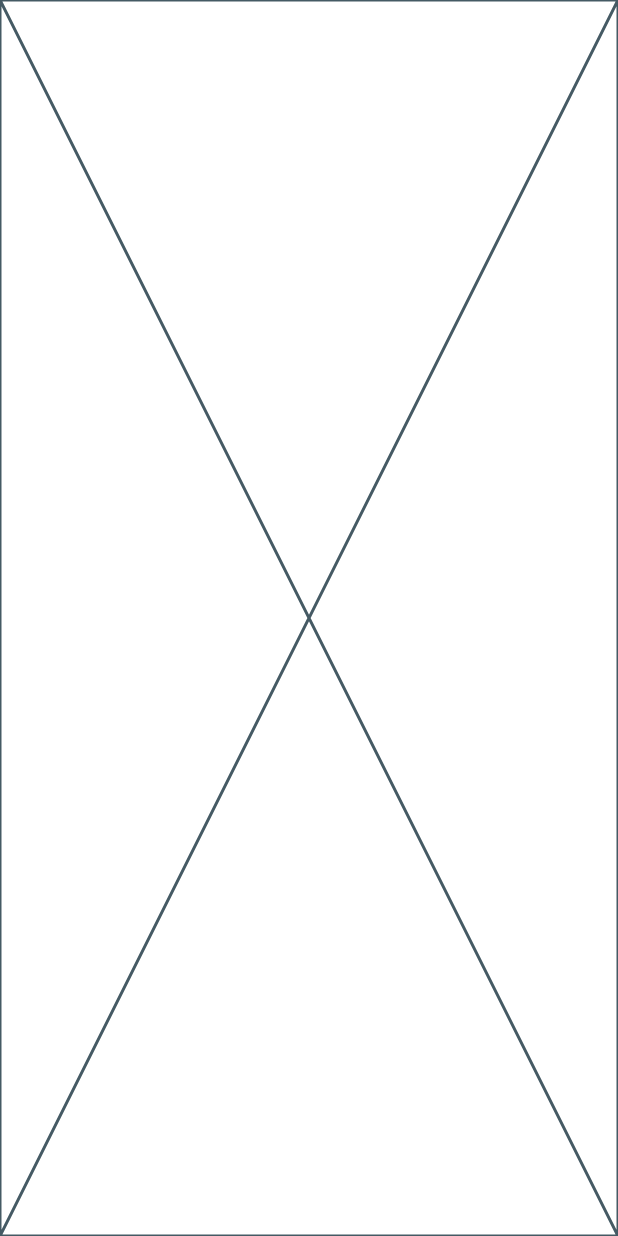
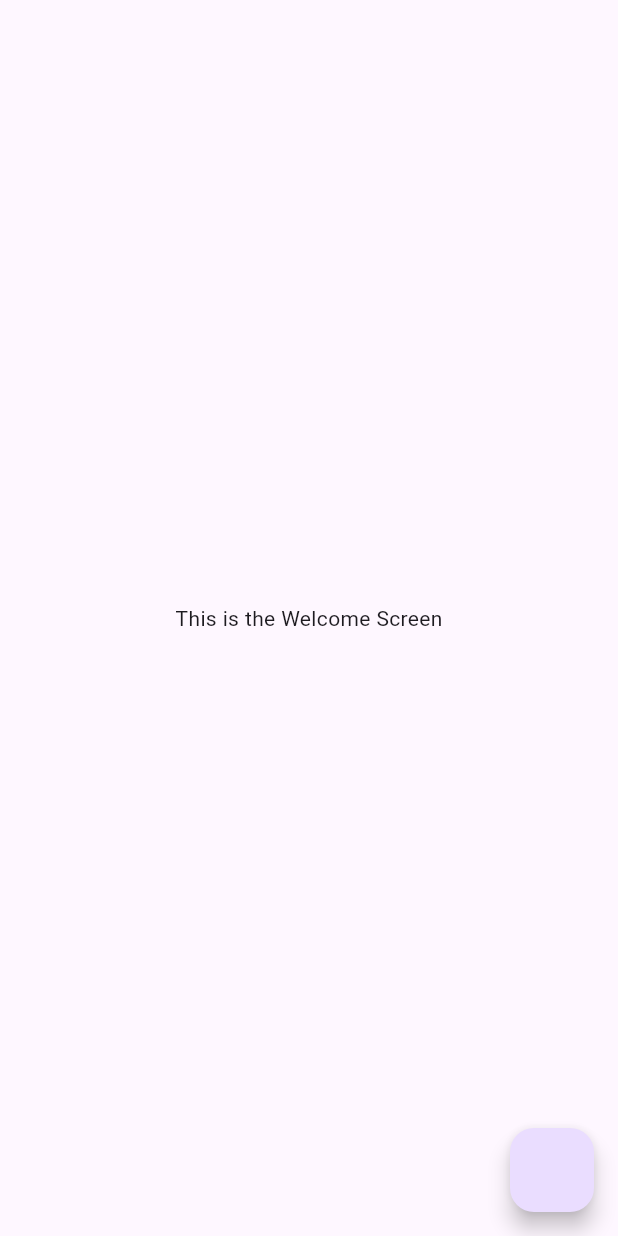
Before and after one commit to TrevorRomans/shadow_chat, a Flutter app: the screen it shows after launch, on a phone screen of 412 x 824 dp. Run offline on Flutter 3.47's test engine with Material 3 defaults, Android fonts, the light colour scheme and no system bars; our stand-ins replace firebase_core; accounts and stored records are empty.

Commit message:
Added button for navigation

```diff
--- a/lib/screens/welcome_screen.dart
+++ b/lib/screens/welcome_screen.dart
@@ -1,4 +1,5 @@
 import 'package:flutter/material.dart';
+import 'login_screen.dart';
 
 class WelcomeScreen extends StatefulWidget {
   static String id = 'welcome_screen';
@@ -12,6 +13,13 @@ class WelcomeScreen extends StatefulWidget {
 class _WelcomeScreenState extends State<WelcomeScreen> {
   @override
   Widget build(BuildContext context) {
-    return const Placeholder();
+    return Scaffold(
+      body: Center(
+        child: Text('This is the Welcome Screen'),
+      ),
+      floatingActionButton: FloatingActionButton(onPressed: () {
+        Navigator.pushNamed(context, LoginScreen.id);
+      }),
+    );
   }
 }
```
Also changed, not shown: lib/screens/chat_screen.dart (+10 -1 lines), lib/screens/create_account_screen.dart (+10 -1 lines), lib/screens/login_screen.dart (+10 -1 lines), lib/screens/session_picker_screen.dart (+10 -1 lines), 1 other file.
